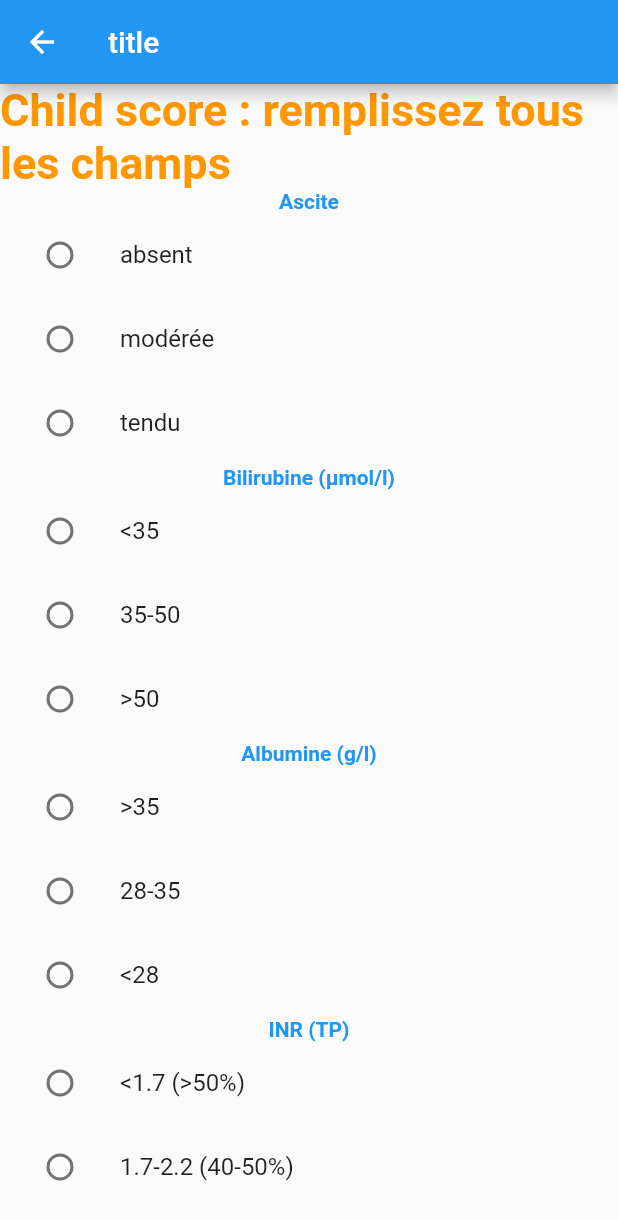
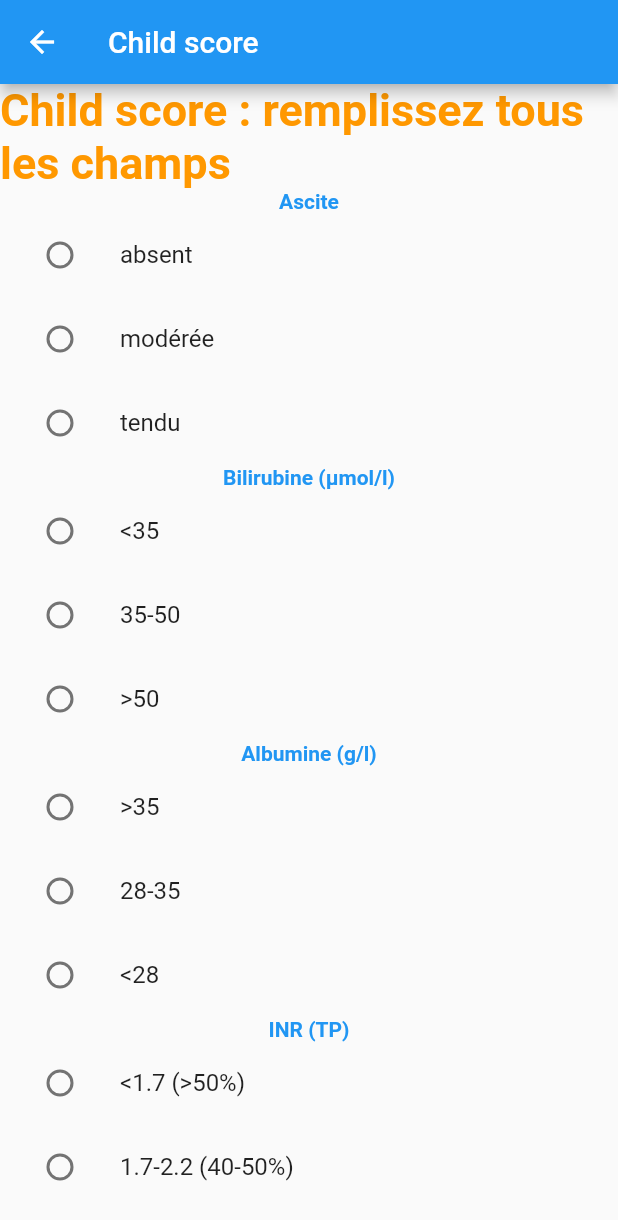
Before and after one commit to IPreferWater/gaby, a Flutter app: the screen it shows after launch, after a tap on "Score de Child", on a phone screen of 412 x 824 dp. Shown: the top 1220 px of the screen. Run offline on Flutter 3.47's test engine with Material 2 defaults, Android fonts, the phone set to English and light mode, and no system bars.

```diff
--- a/lib/blatchford_score.dart
+++ b/lib/blatchford_score.dart
@@ -52,7 +52,7 @@ class _BlatchfordScoreState extends State<BlatchfordScore> {
   @override
   Widget build(BuildContext context) {
     return Scaffold(
-      appBar: AppBar(title: const Text("title")),
+      appBar: AppBar(title: const Text("Blatchford score")),
       body: Column(
         children: [
           Score(
@@ -70,6 +70,7 @@ class _BlatchfordScoreState extends State<BlatchfordScore> {
             child: ListView(
               children: [
                 RowTab(
+                  key:const Key("urea"),
                     title: "Urée (mmol/L)",
                     options: [
                       RowTabOpts(title: "< 6.5", value: 0),
--- a/lib/child_score.dart
+++ b/lib/child_score.dart
@@ -109,7 +109,7 @@ class _ChildScoreState extends State<ChildScore> {
     ];
 
     return Scaffold(
-      appBar: AppBar(title: const Text("title")),
+      appBar: AppBar(title: const Text("Child score")),
       body: Column(
         children: [
           // if are values are set, show the score
--- /dev/null
+++ b/lib/gastro/screen_categories/intestine.dart
@@ -0,0 +1,40 @@
+import 'package:flutter/material.dart';
+import 'package:gaby/blatchford_score.dart';
+import 'package:gaby/child_score.dart';
+import 'package:gaby/meld_score.dart';
+
+class Intestine extends StatelessWidget {
+  @override
+  Widget build(BuildContext context) {
+    return Scaffold(
+        body: Column(children: [
+      Center(
+        child: ElevatedButton(
+          onPressed: () {
+            Navigator.push(
+                context, MaterialPageRoute(builder: (context) => ChildScore()));
+          },
+          child: const Text('Score de Child'),
+        ),
+      ),
+      Center(
+        child: ElevatedButton(
+          onPressed: () {
+            Navigator.push(
+                context, MaterialPageRoute(builder: (context) => MeldScore()));
+          },
+          child: const Text('Score de Meld'),
+        ),
+      ),
+      Center(
+        child: ElevatedButton(
+          onPressed: () {
+            Navigator.push(context,
+                MaterialPageRoute(builder: (context) => BlatchfordScore()));
+          },
+          child: const Text('Score de Blatchford'),
+        ),
+      )
+    ]));
+  }
+}
--- a/lib/main.dart
+++ b/lib/main.dart
@@ -1,6 +1,7 @@
 import 'package:flutter/material.dart';
 
 import 'child_score.dart';
+import 'gastro/screen_categories/intestine.dart';
 import 'gastro_categories.dart';
 
 void main() {
@@ -20,8 +21,13 @@ class MyApp extends StatelessWidget {
         ),
         home: Scaffold(
             appBar: AppBar(
-              title: const Text("title"),
-            ),
+                title: Row(
+              children: [
+                Image.asset("assets/intestine.png"),
+                SizedBox(width: 5),
+                Text("intestine"),
+              ],
+            )),
             body: CategoriesScreen()));
   }
 }
--- a/lib/meld_score.dart
+++ b/lib/meld_score.dart
@@ -1,8 +1,5 @@
-import 'dart:ffi';
-
 import 'package:flutter/material.dart';
 import 'package:flutter/services.dart';
-import 'package:gaby/row_tab.dart';
 import 'dart:math';
 
 class TodoName {
@@ -93,7 +90,7 @@ class _MeldScoreState extends State<MeldScore> {
           })
     ];
     return Scaffold(
-      appBar: AppBar(title: const Text("title")),
+      appBar: AppBar(title: const Text("Meld score")),
       body: Column(
         children: [
           // if are values are set, show the score
--- a/lib/widgets/score.dart
+++ b/lib/widgets/score.dart
@@ -20,12 +20,14 @@ class ScoreState extends State<Score> {
   Widget build(BuildContext context) {
     return widget.allValueSet
         ? Text('${widget.title} : ${widget.score}',
-            style: TextStyle(
+        key: const Key("score"),
+            style: const TextStyle(
                 fontWeight: FontWeight.bold,
                 color: Colors.blue,
                 fontSize: 50))
         : Text('${widget.title} : remplissez tous les champs',
-            style: TextStyle(
+        key: const Key("score"),
+            style: const TextStyle(
                 fontWeight: FontWeight.bold,
                 color: Colors.orange,
                 fontSize: 30));
```
Also changed, not shown: assets/blood-cells.png (added), assets/intestine.png (added), assets/liver.png (added), assets/pancreas.png (added), assets/small-intestine.png (added), assets/stomach.png (added), 2 other files.
